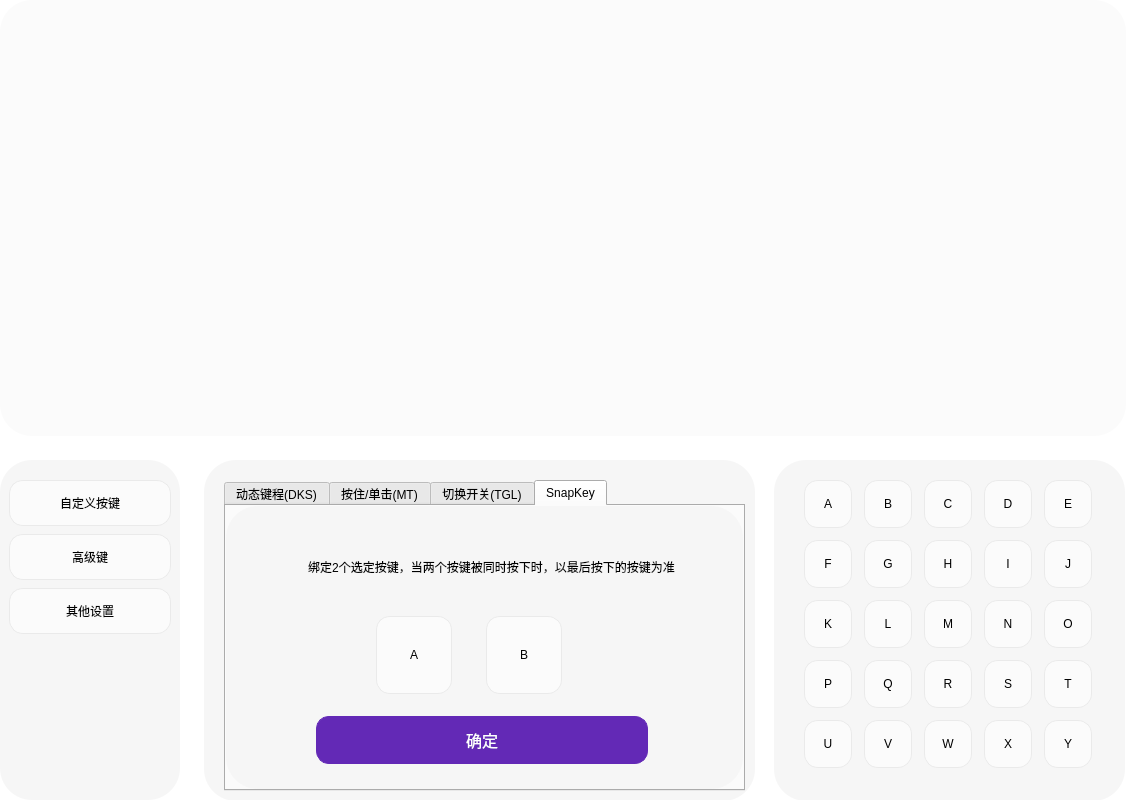
The window that FrameKeySetting.ui (wlffeng2008/AKKOStdio) describes before a commit, drawn with Qt 5.
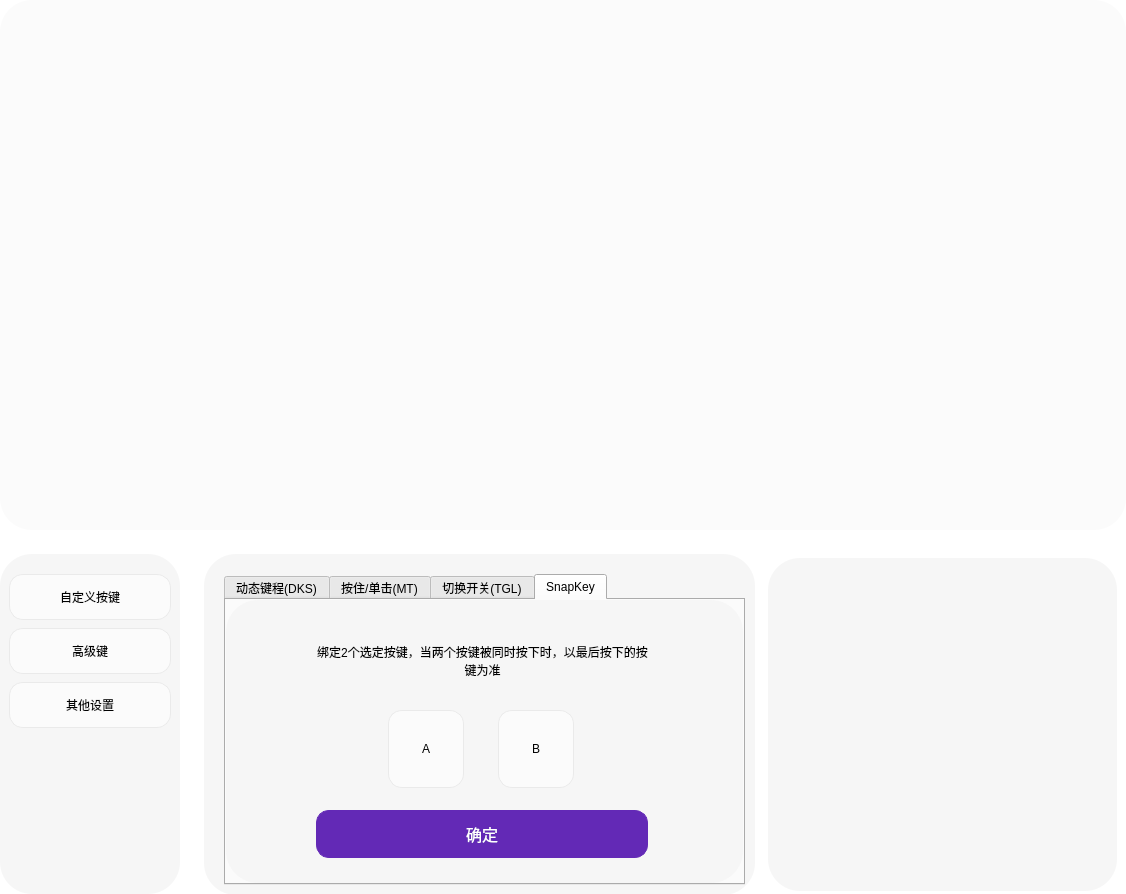
The same window after the commit. The open tabs and pages were chosen to show the change. Icons and pictures are not drawn. Custom widgets are drawn as their Qt base class.

The edit to the form file:
```diff
--- a/FrameKeySetting.ui
+++ b/FrameKeySetting.ui
@@ -7,7 +7,7 @@
     <x>0</x>
     <y>0</y>
     <width>1126</width>
-    <height>800</height>
+    <height>894</height>
    </rect>
   </property>
   <property name="windowTitle">
@@ -36,7 +36,7 @@
   <property name="lineWidth">
    <number>0</number>
   </property>
-  <layout class="QVBoxLayout" name="verticalLayout" stretch="1,0">
+  <layout class="QVBoxLayout" name="verticalLayout">
    <property name="spacing">
     <number>24</number>
    </property>
@@ -1528,10 +1528,10 @@
             <widget class="QFrame" name="frame">
              <property name="geometry">
               <rect>
-               <x>570</x>
-               <y>0</y>
-               <width>351</width>
-               <height>341</height>
+               <x>564</x>
+               <y>4</y>
+               <width>349</width>
+               <height>333</height>
               </rect>
              </property>
              <property name="styleSheet">
@@ -1544,331 +1544,18 @@
              <property name="frameShadow">
               <enum>QFrame::Shadow::Raised</enum>
              </property>
-             <widget class="QPushButton" name="pushButton_A">
-              <property name="geometry">
-               <rect>
-                <x>30</x>
-                <y>20</y>
-                <width>48</width>
-                <height>48</height>
-               </rect>
-              </property>
-              <property name="text">
-               <string>A</string>
-              </property>
-             </widget>
-             <widget class="QPushButton" name="pushButton_B">
-              <property name="geometry">
-               <rect>
-                <x>90</x>
-                <y>20</y>
-                <width>48</width>
-                <height>48</height>
-               </rect>
-              </property>
-              <property name="text">
-               <string>B</string>
-              </property>
-             </widget>
-             <widget class="QPushButton" name="pushButton_C">
-              <property name="geometry">
-               <rect>
-                <x>150</x>
-                <y>20</y>
-                <width>48</width>
-                <height>48</height>
-               </rect>
-              </property>
-              <property name="text">
-               <string>C</string>
-              </property>
-             </widget>
-             <widget class="QPushButton" name="pushButton_D">
-              <property name="geometry">
-               <rect>
-                <x>210</x>
-                <y>20</y>
-                <width>48</width>
-                <height>48</height>
-               </rect>
-              </property>
-              <property name="text">
-               <string>D</string>
-              </property>
-             </widget>
-             <widget class="QPushButton" name="pushButton_E">
-              <property name="geometry">
-               <rect>
-                <x>270</x>
-                <y>20</y>
-                <width>48</width>
-                <height>48</height>
-               </rect>
-              </property>
-              <property name="text">
-               <string>E</string>
-              </property>
-             </widget>
-             <widget class="QPushButton" name="pushButton_F">
-              <property name="geometry">
-               <rect>
-                <x>30</x>
-                <y>80</y>
-                <width>48</width>
-                <height>48</height>
-               </rect>
-              </property>
-              <property name="text">
-               <string>F</string>
-              </property>
-             </widget>
-             <widget class="QPushButton" name="pushButton_G">
-              <property name="geometry">
-               <rect>
-                <x>90</x>
-                <y>80</y>
-                <width>48</width>
-                <height>48</height>
-               </rect>
-              </property>
-              <property name="text">
-               <string>G</string>
-              </property>
-             </widget>
-             <widget class="QPushButton" name="pushButton_H">
-              <property name="geometry">
-               <rect>
-                <x>150</x>
-                <y>80</y>
-                <width>48</width>
-                <height>48</height>
-               </rect>
-              </property>
-              <property name="text">
-               <string>H</string>
-              </property>
-             </widget>
-             <widget class="QPushButton" name="pushButton_J">
-              <property name="geometry">
-               <rect>
-                <x>270</x>
-                <y>80</y>
-                <width>48</width>
-                <height>48</height>
-               </rect>
-              </property>
-              <property name="text">
-               <string>J</string>
-              </property>
-             </widget>
-             <widget class="QPushButton" name="pushButton_I">
-              <property name="geometry">
-               <rect>
-                <x>210</x>
-                <y>80</y>
-                <width>48</width>
-                <height>48</height>
-               </rect>
-              </property>
-              <property name="text">
-               <string>I</string>
-              </property>
-             </widget>
-             <widget class="QPushButton" name="pushButton_P">
-              <property name="geometry">
-               <rect>
-                <x>30</x>
-                <y>200</y>
-                <width>48</width>
-                <height>48</height>
-               </rect>
-              </property>
-              <property name="text">
-               <string>P</string>
-              </property>
-             </widget>
-             <widget class="QPushButton" name="pushButton_L">
-              <property name="geometry">
-               <rect>
-                <x>90</x>
-                <y>140</y>
-                <width>48</width>
-                <height>48</height>
-               </rect>
-              </property>
-              <property name="text">
-               <string>L</string>
-              </property>
-             </widget>
-             <widget class="QPushButton" name="pushButton_K">
-              <property name="geometry">
-               <rect>
-                <x>30</x>
-                <y>140</y>
-                <width>48</width>
-                <height>48</height>
-               </rect>
-              </property>
-              <property name="text">
-               <string>K</string>
-              </property>
-             </widget>
-             <widget class="QPushButton" name="pushButton_M">
-              <property name="geometry">
-               <rect>
-                <x>150</x>
-                <y>140</y>
-                <width>48</width>
-                <height>48</height>
-               </rect>
-              </property>
-              <property name="text">
-               <string>M</string>
-              </property>
-             </widget>
-             <widget class="QPushButton" name="pushButton_O">
-              <property name="geometry">
-               <rect>
-                <x>270</x>
-                <y>140</y>
-                <width>48</width>
-                <height>48</height>
-               </rect>
-              </property>
-              <property name="text">
-               <string>O</string>
-              </property>
-             </widget>
-             <widget class="QPushButton" name="pushButton_N">
-              <property name="geometry">
-               <rect>
-                <x>210</x>
-                <y>140</y>
-                <width>48</width>
-                <height>48</height>
-               </rect>
-              </property>
-              <property name="text">
-               <string>N</string>
-              </property>
-             </widget>
-             <widget class="QPushButton" name="pushButton_S">
-              <property name="geometry">
-               <rect>
-                <x>210</x>
-                <y>200</y>
-                <width>48</width>
-                <height>48</height>
-               </rect>
-              </property>
-              <property name="text">
-               <string>S</string>
-              </property>
-             </widget>
-             <widget class="QPushButton" name="pushButton_Q">
-              <property name="geometry">
-               <rect>
-                <x>90</x>
-                <y>200</y>
-                <width>48</width>
-                <height>48</height>
-               </rect>
-              </property>
-              <property name="text">
-               <string>Q</string>
-              </property>
-             </widget>
-             <widget class="QPushButton" name="pushButton_T">
-              <property name="geometry">
-               <rect>
-                <x>270</x>
-                <y>200</y>
-                <width>48</width>
-                <height>48</height>
-               </rect>
-              </property>
-              <property name="text">
-               <string>T</string>
-              </property>
-             </widget>
-             <widget class="QPushButton" name="pushButton_R">
-              <property name="geometry">
-               <rect>
-                <x>150</x>
-                <y>200</y>
-                <width>48</width>
-                <height>48</height>
-               </rect>
-              </property>
-              <property name="text">
-               <string>R</string>
-              </property>
-             </widget>
-             <widget class="QPushButton" name="pushButton_Y">
-              <property name="geometry">
-               <rect>
-                <x>270</x>
-                <y>260</y>
-                <width>48</width>
-                <height>48</height>
-               </rect>
-              </property>
-              <property name="text">
-               <string>Y</string>
-              </property>
-             </widget>
-             <widget class="QPushButton" name="pushButton_U">
-              <property name="geometry">
-               <rect>
-                <x>30</x>
-                <y>260</y>
-                <width>48</width>
-                <height>48</height>
-               </rect>
-              </property>
-              <property name="text">
-               <string>U</string>
-              </property>
-             </widget>
-             <widget class="QPushButton" name="pushButton_V">
-              <property name="geometry">
-               <rect>
-                <x>90</x>
-                <y>260</y>
-                <width>48</width>
-                <height>48</height>
-               </rect>
-              </property>
-              <property name="text">
-               <string>V</string>
-              </property>
-             </widget>
-             <widget class="QPushButton" name="pushButton_X">
-              <property name="geometry">
-               <rect>
-                <x>210</x>
-                <y>260</y>
-                <width>48</width>
-                <height>48</height>
-               </rect>
-              </property>
-              <property name="text">
-               <string>X</string>
-              </property>
-             </widget>
-             <widget class="QPushButton" name="pushButton_W">
-              <property name="geometry">
-               <rect>
-                <x>150</x>
-                <y>260</y>
-                <width>48</width>
-                <height>48</height>
-               </rect>
-              </property>
-              <property name="text">
-               <string>W</string>
-              </property>
-             </widget>
+             <layout class="QVBoxLayout" name="verticalLayout_3">
+              <item>
+               <widget class="VirtualKeyboard" name="frameVK">
+                <property name="frameShape">
+                 <enum>QFrame::Shape::StyledPanel</enum>
+                </property>
+                <property name="frameShadow">
+                 <enum>QFrame::Shadow::Raised</enum>
+                </property>
+               </widget>
+              </item>
+             </layout>
             </widget>
             <widget class="QFrame" name="frameTab2">
              <property name="geometry">
@@ -2502,7 +2189,7 @@
                <widget class="QPushButton" name="pushButton_Snap1">
                 <property name="geometry">
                  <rect>
-                  <x>150</x>
+                  <x>162</x>
                   <y>110</y>
                   <width>76</width>
                   <height>78</height>
@@ -2514,11 +2201,17 @@
                 <property name="text">
                  <string>A</string>
                 </property>
+                <property name="checkable">
+                 <bool>true</bool>
+                </property>
+                <attribute name="buttonGroup">
+                 <string notr="true">buttonGroupSnap</string>
+                </attribute>
                </widget>
                <widget class="QPushButton" name="pushButton_Snap2">
                 <property name="geometry">
                  <rect>
-                  <x>260</x>
+                  <x>272</x>
                   <y>110</y>
                   <width>76</width>
                   <height>78</height>
@@ -2530,13 +2223,19 @@
                 <property name="text">
                  <string>B</string>
                 </property>
+                <property name="checkable">
+                 <bool>true</bool>
+                </property>
+                <attribute name="buttonGroup">
+                 <string notr="true">buttonGroupSnap</string>
+                </attribute>
                </widget>
                <widget class="QLabel" name="label_4">
                 <property name="geometry">
                  <rect>
-                  <x>70</x>
+                  <x>90</x>
                   <y>40</y>
-                  <width>391</width>
+                  <width>333</width>
                   <height>41</height>
                  </rect>
                 </property>
@@ -2759,6 +2458,12 @@
    <header>moduledksitem.h</header>
    <container>1</container>
   </customwidget>
+  <customwidget>
+   <class>VirtualKeyboard</class>
+   <extends>QFrame</extends>
+   <header>virtualkeyboard.h</header>
+   <container>1</container>
+  </customwidget>
  </customwidgets>
  <resources>
   <include location="res.qrc"/>
```
Left out of the diff: 40 changed lines with no effect on the pictures.
